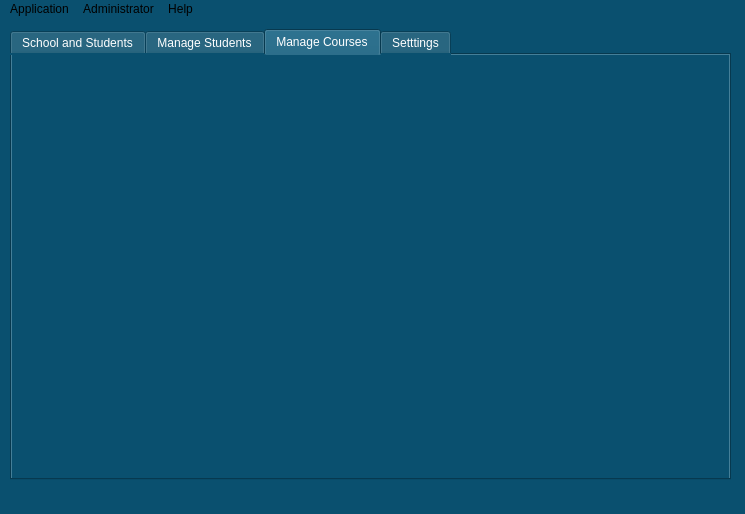
Qt form adminArea.ui (josephrexme/registron) before a commit.
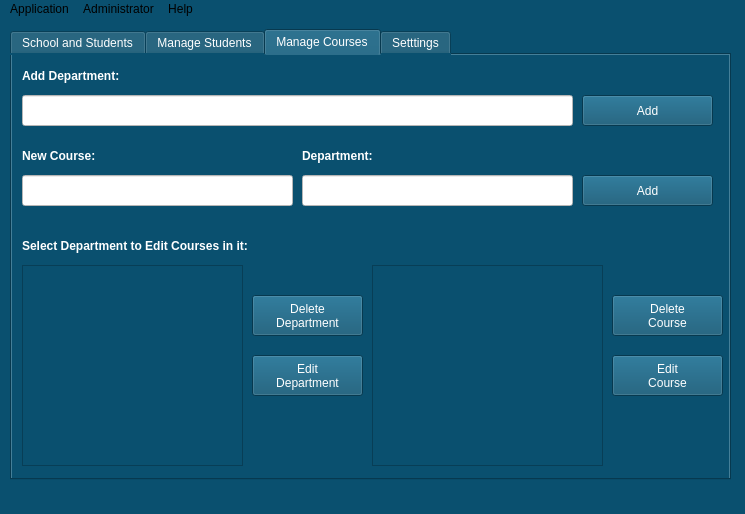
The same form after that commit. The open tabs and pages were chosen to show the change. Icons and pictures are not drawn.

Commit message: Changed Greeting Timing to 1 millisecond and designed admin courses tab

The edit to the form file:
```diff
--- a/adminArea.ui
+++ b/adminArea.ui
@@ -321,7 +321,7 @@
        <string>Click on student ID to edit profile</string>
       </property>
      </widget>
-     <widget class="QScrollArea" name="scrollArea">
+     <widget class="QScrollArea" name="studentsLIst">
       <property name="geometry">
        <rect>
         <x>10</x>
@@ -492,6 +492,273 @@
      <attribute name="toolTip">
       <string>Add and Edit School Courses</string>
      </attribute>
+     <widget class="QLabel" name="label">
+      <property name="geometry">
+       <rect>
+        <x>10</x>
+        <y>10</y>
+        <width>171</width>
+        <height>21</height>
+       </rect>
+      </property>
+      <property name="font">
+       <font>
+        <weight>75</weight>
+        <bold>true</bold>
+       </font>
+      </property>
+      <property name="text">
+       <string>Add Department:</string>
+      </property>
+     </widget>
+     <widget class="QLineEdit" name="lineEdit">
+      <property name="geometry">
+       <rect>
+        <x>10</x>
+        <y>40</y>
+        <width>551</width>
+        <height>31</height>
+       </rect>
+      </property>
+      <property name="styleSheet">
+       <string notr="true">background:white; color: black;</string>
+      </property>
+      <property name="inputMask">
+       <string/>
+      </property>
+      <property name="placeholderText">
+       <string/>
+      </property>
+     </widget>
+     <widget class="QPushButton" name="pushButton">
+      <property name="geometry">
+       <rect>
+        <x>570</x>
+        <y>40</y>
+        <width>131</width>
+        <height>31</height>
+       </rect>
+      </property>
+      <property name="styleSheet">
+       <string notr="true">background: rgb(10, 80, 111);</string>
+      </property>
+      <property name="text">
+       <string>Add</string>
+      </property>
+     </widget>
+     <widget class="QLabel" name="label_2">
+      <property name="geometry">
+       <rect>
+        <x>10</x>
+        <y>180</y>
+        <width>331</width>
+        <height>21</height>
+       </rect>
+      </property>
+      <property name="font">
+       <font>
+        <weight>75</weight>
+        <bold>true</bold>
+       </font>
+      </property>
+      <property name="text">
+       <string>Select Department to Edit Courses in it:</string>
+      </property>
+     </widget>
+     <widget class="QScrollArea" name="scrollArea">
+      <property name="geometry">
+       <rect>
+        <x>10</x>
+        <y>210</y>
+        <width>221</width>
+        <height>201</height>
+       </rect>
+      </property>
+      <property name="widgetResizable">
+       <bool>true</bool>
+      </property>
+      <widget class="QWidget" name="scrollAreaWidgetContents_2">
+       <property name="geometry">
+        <rect>
+         <x>0</x>
+         <y>0</y>
+         <width>217</width>
+         <height>197</height>
+        </rect>
+       </property>
+      </widget>
+     </widget>
+     <widget class="QLabel" name="label_3">
+      <property name="geometry">
+       <rect>
+        <x>10</x>
+        <y>90</y>
+        <width>171</width>
+        <height>21</height>
+       </rect>
+      </property>
+      <property name="font">
+       <font>
+        <weight>75</weight>
+        <bold>true</bold>
+       </font>
+      </property>
+      <property name="text">
+       <string>New Course:</string>
+      </property>
+     </widget>
+     <widget class="QLineEdit" name="lineEdit_2">
+      <property name="geometry">
+       <rect>
+        <x>10</x>
+        <y>120</y>
+        <width>271</width>
+        <height>31</height>
+       </rect>
+      </property>
+      <property name="styleSheet">
+       <string notr="true">background:white; color: black;</string>
+      </property>
+      <property name="inputMask">
+       <string/>
+      </property>
+      <property name="placeholderText">
+       <string/>
+      </property>
+     </widget>
+     <widget class="QPushButton" name="pushButton_4">
+      <property name="geometry">
+       <rect>
+        <x>570</x>
+        <y>120</y>
+        <width>131</width>
+        <height>31</height>
+       </rect>
+      </property>
+      <property name="styleSheet">
+       <string notr="true">background: rgb(10, 80, 111);</string>
+      </property>
+      <property name="text">
+       <string>Add</string>
+      </property>
+     </widget>
+     <widget class="QLineEdit" name="lineEdit_3">
+      <property name="geometry">
+       <rect>
+        <x>290</x>
+        <y>120</y>
+        <width>271</width>
+        <height>31</height>
+       </rect>
+      </property>
+      <property name="styleSheet">
+       <string notr="true">background:white; color: black;</string>
+      </property>
+      <property name="inputMask">
+       <string/>
+      </property>
+      <property name="placeholderText">
+       <string/>
+      </property>
+     </widget>
+     <widget class="QLabel" name="label_4">
+      <property name="geometry">
+       <rect>
+        <x>290</x>
+        <y>90</y>
+        <width>171</width>
+        <height>21</height>
+       </rect>
+      </property>
+      <property name="font">
+       <font>
+        <weight>75</weight>
+        <bold>true</bold>
+       </font>
+      </property>
+      <property name="text">
+       <string>Department:</string>
+      </property>
+     </widget>
+     <widget class="QScrollArea" name="scrollArea_2">
+      <property name="geometry">
+       <rect>
+        <x>360</x>
+        <y>210</y>
+        <width>231</width>
+        <height>201</height>
+       </rect>
+      </property>
+      <property name="widgetResizable">
+       <bool>true</bool>
+      </property>
+      <widget class="QWidget" name="scrollAreaWidgetContents_3">
+       <property name="geometry">
+        <rect>
+         <x>0</x>
+         <y>0</y>
+         <width>227</width>
+         <height>197</height>
+        </rect>
+       </property>
+      </widget>
+     </widget>
+     <widget class="QPushButton" name="pushButton_5">
+      <property name="geometry">
+       <rect>
+        <x>240</x>
+        <y>240</y>
+        <width>111</width>
+        <height>41</height>
+       </rect>
+      </property>
+      <property name="text">
+       <string>Delete 
+Department</string>
+      </property>
+     </widget>
+     <widget class="QPushButton" name="pushButton_6">
+      <property name="geometry">
+       <rect>
+        <x>240</x>
+        <y>300</y>
+        <width>111</width>
+        <height>41</height>
+       </rect>
+      </property>
+      <property name="text">
+       <string>Edit 
+Department</string>
+      </property>
+     </widget>
+     <widget class="QPushButton" name="pushButton_7">
+      <property name="geometry">
+       <rect>
+        <x>600</x>
+        <y>240</y>
+        <width>111</width>
+        <height>41</height>
+       </rect>
+      </property>
+      <property name="text">
+       <string>Delete 
+Course</string>
+      </property>
+     </widget>
+     <widget class="QPushButton" name="pushButton_8">
+      <property name="geometry">
+       <rect>
+        <x>600</x>
+        <y>300</y>
+        <width>111</width>
+        <height>41</height>
+       </rect>
+      </property>
+      <property name="text">
+       <string>Edit 
+Course</string>
+      </property>
+     </widget>
     </widget>
     <widget class="QWidget" name="settingsTab">
      <attribute name="title">
@@ -510,25 +777,7 @@
        <string>Change Password:</string>
       </property>
      </widget>
-     <widget class="QTextEdit" name="textEdit_8">
-      <property name="geometry">
-       <rect>
-        <x>10</x>
-        <y>40</y>
-        <width>681</width>
-        <height>31</height>
-       </rect>
-      </property>
-      <property name="font">
-       <font>
-        <pointsize>11</pointsize>
-       </font>
-      </property>
-      <property name="styleSheet">
-       <string notr="true">background:white; color: black;</string>
-      </property>
-     </widget>
-     <widget class="QPushButton" name="pushButton_4">
+     <widget class="QPushButton" name="changePassBtn">
       <property name="geometry">
        <rect>
         <x>550</x>
```
Left out of the diff: 114 changed lines with no effect on the pictures. The commit also changes 10 other files.
